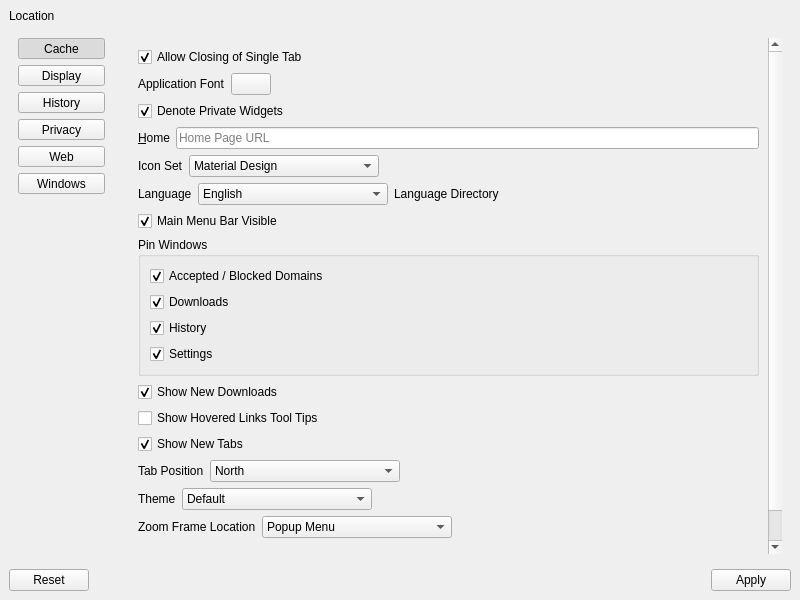
Qt form UI/dooble_settings.ui (textbrowser/dooble) before a commit.
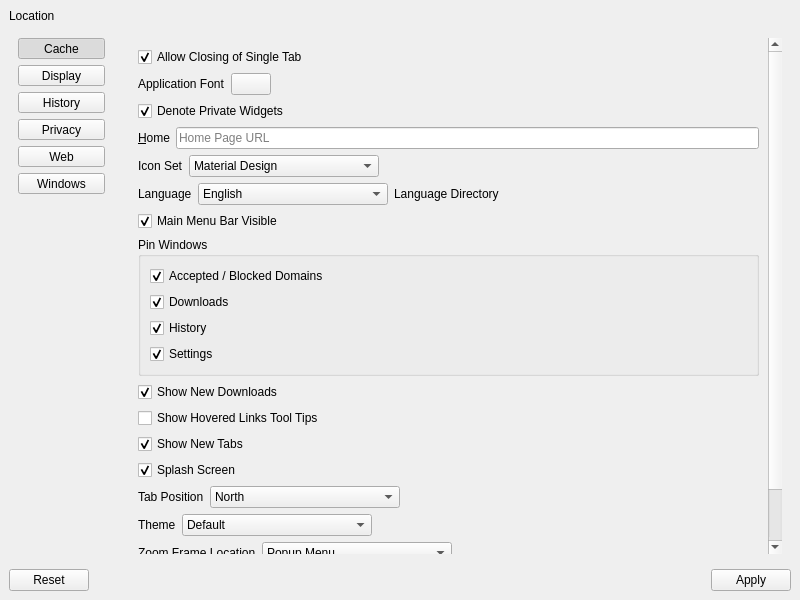
The same form after that commit. The open tabs and pages were chosen to show the change. Icons and pictures are not drawn.

Commit message: New version. Optional splash.

Patch:
```diff
--- a/UI/dooble_settings.ui
+++ b/UI/dooble_settings.ui
@@ -370,9 +370,9 @@
              <property name="geometry">
               <rect>
                <x>0</x>
-               <y>0</y>
+               <y>-146</y>
                <width>642</width>
-               <height>656</height>
+               <height>684</height>
               </rect>
              </property>
              <layout class="QVBoxLayout" name="verticalLayout_19">
@@ -680,6 +680,19 @@
                 </property>
                </widget>
               </item>
+              <item>
+               <widget class="QCheckBox" name="splash_screen">
+                <property name="toolTip">
+                 <string>&lt;html&gt;&lt;head/&gt;&lt;body&gt;&lt;p&gt;Display a fancy splash screen during launch.&lt;/p&gt;&lt;/body&gt;&lt;/html&gt;</string>
+                </property>
+                <property name="text">
+                 <string>Splash Screen</string>
+                </property>
+                <property name="checked">
+                 <bool>true</bool>
+                </property>
+               </widget>
+              </item>
               <item>
                <layout class="QHBoxLayout" name="horizontalLayout_19">
                 <item>
```
Left out of the diff: 11 changed lines with no effect on the pictures. The commit also changes 8 other files.
